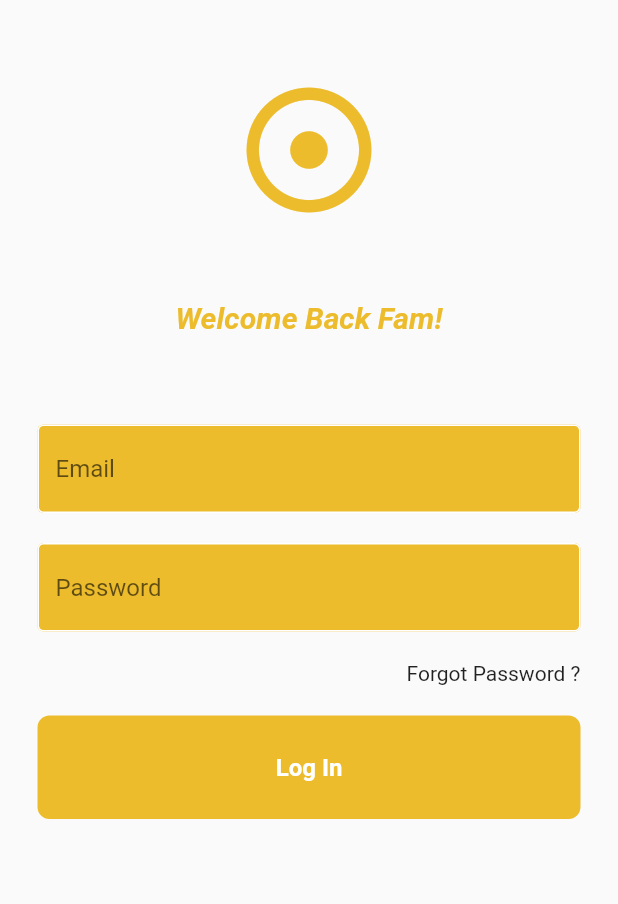
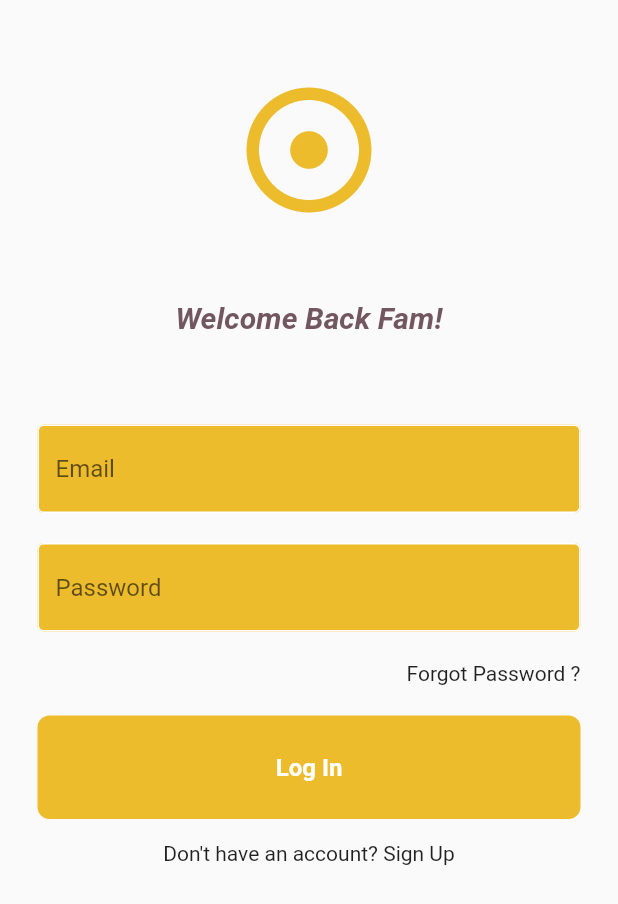
Before and after one commit to picasso653/my_twitter_clone, a Flutter app: the screen it shows after launch, on a phone screen of 412 x 824 dp. Shown: the top 904 px of the screen. Run offline on Flutter 3.47's test engine with Material 2 defaults, Android fonts, the phone set to English and light mode, and no system bars; our stand-ins replace firebase_auth, firebase_core; accounts and stored records are empty.

Commit message:
We're still working here

```diff
--- a/lib/main.dart
+++ b/lib/main.dart
@@ -17,12 +17,15 @@ class MyApp extends StatelessWidget {
         debugShowCheckedModeBanner: false,
         title: 'Twitter Clone',
         theme: ThemeData(
-            primaryColor: const Color(0xFFFE029A),
+            colorScheme: ColorScheme.fromSeed(seedColor: const Color(0xFFFE029A)),
+            buttonTheme: const ButtonThemeData(
+           buttonColor: Color.fromARGB(255, 137, 255, 82),
+           shape: RoundedRectangleBorder()),
             textTheme: const TextTheme(
-              bodyLarge: TextStyle(color: Color(0xFFE0E0E0)),
+              bodyLarge: TextStyle(color: Colors.blueAccent),
             ),
-            colorScheme: ColorScheme.fromSwatch()
-                .copyWith(secondary: const Color(0xFF79F6CB))),
+
+            ),
         home: LoginScreen());
   }
 }
--- a/lib/screens/login_screen.dart
+++ b/lib/screens/login_screen.dart
@@ -1,3 +1,4 @@
+import 'package:firebase_auth/firebase_auth.dart';
 import 'package:flutter/material.dart';
 import 'package:my_twitter_clone/Widgets/MyTextField.dart';
 import 'package:my_twitter_clone/Widgets/my_button.dart';
@@ -6,8 +7,24 @@ class LoginScreen extends StatelessWidget {
   LoginScreen({super.key});
   final usernameController = TextEditingController();
   final passwordController = TextEditingController();
+
+  BuildContext? get context => null;
+
   // for the Login
-  void logIn() {}
+  void logIn() async {
+    try {
+      final user = await FirebaseAuth.instance.signInWithEmailAndPassword(
+        email: usernameController.text,
+        password: passwordController.text,
+      );
+      // ignore: unnecessary_null_comparison
+      if (user != null) {
+        Navigator.pushNamed(context!, '/home');
+      }
+    } catch (e) {
+      print(e);
+    }
+  }
 
   @override
   Widget build(BuildContext context) {
@@ -31,13 +48,13 @@ class LoginScreen extends StatelessWidget {
           ),
 
           // Welcome back
-          const Text(
+           Text(
             'Welcome Back Fam!',
             style: TextStyle(
                 fontSize: 20,
                 fontStyle: FontStyle.italic,
                 fontWeight: FontWeight.bold,
-                color:  Color.fromARGB(255, 236, 188, 45),),
+                color:  Theme.of(context).colorScheme.secondary,),
           ),
           const SizedBox(
             height: 60,
@@ -69,9 +86,19 @@ class LoginScreen extends StatelessWidget {
             height: 20,
           ),
           // Log In button
-          MyButton(onTap: logIn)
+          MyButton(onTap: logIn),
+          const SizedBox(height: 15,),
 
           // Don't have an account? Sign Up
+          const Padding(
+            padding: EdgeInsets.symmetric(horizontal: 25),
+            child: Row(
+              mainAxisAlignment: MainAxisAlignment.center,
+              children: [
+                Text('Don\'t have an account? Sign Up'),
+              ],
+            ),
+          ),
         ],
       ),
     ));
```
